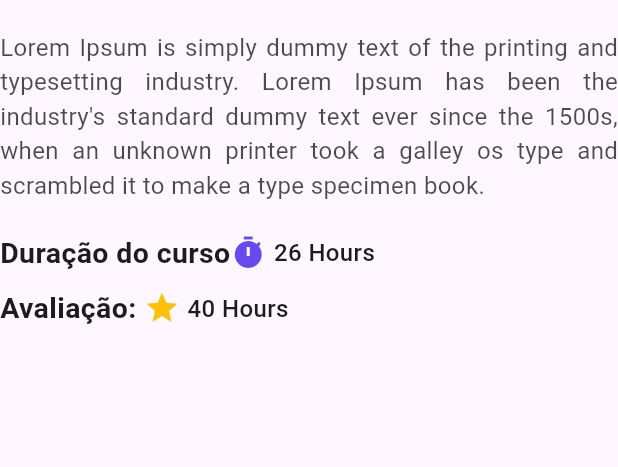
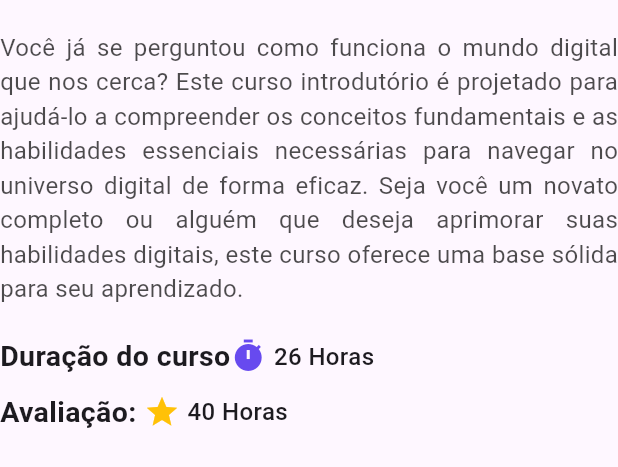
Before and after one commit to yuri3476/OlaProgramador, a Flutter app: the DescriptionSection widget shown alone on an empty page, opened directly, on a phone screen of 412 x 824 dp. Shown: the top 467 px of the screen. Run offline on Flutter 3.47's test engine with Material 3 defaults, Android fonts, the phone set to English and light mode, and no system bars; our stand-ins replace firebase_auth, firebase_core, introduction_screen; accounts and stored records are empty.

Commit message:
Atualização Descrição Curso

```diff
--- a/lib/widgets/description_section.dart
+++ b/lib/widgets/description_section.dart
@@ -7,7 +7,7 @@ class DescriptionSection extends StatelessWidget {
       padding: EdgeInsets.only(top: 20),
       child: Column(
         children: [
-          Text("Lorem Ipsum is simply dummy text of the printing and typesetting industry. Lorem Ipsum has been the industry's standard dummy text ever since the 1500s, when an unknown printer took a galley os type and scrambled it to make a type specimen book.",
+          Text("Você já se perguntou como funciona o mundo digital que nos cerca? Este curso introdutório é projetado para ajudá-lo a compreender os conceitos fundamentais e as habilidades essenciais necessárias para navegar no universo digital de forma eficaz. Seja você um novato completo ou alguém que deseja aprimorar suas habilidades digitais, este curso oferece uma base sólida para seu aprendizado.",
           style: TextStyle(
             fontSize: 16,
             color: Colors.black.withOpacity(0.7),
@@ -31,7 +31,7 @@ class DescriptionSection extends StatelessWidget {
             ),
             SizedBox(width: 5),
             Text(
-              "26 Hours",
+              "26 Horas",
               style: TextStyle(
                 fontSize: 16,
                 fontWeight: FontWeight.w500,
@@ -56,7 +56,7 @@ class DescriptionSection extends StatelessWidget {
             ),
             SizedBox(width: 5),
             Text(
-              "40 Hours",
+              "40 Horas",
               style: TextStyle(
                 fontSize: 16,
                 fontWeight: FontWeight.w500,
```
Also changed, not shown: images/icone.png (added), lib/register.dart (line endings or trailing spaces), pubspec.lock, 1 other file.
